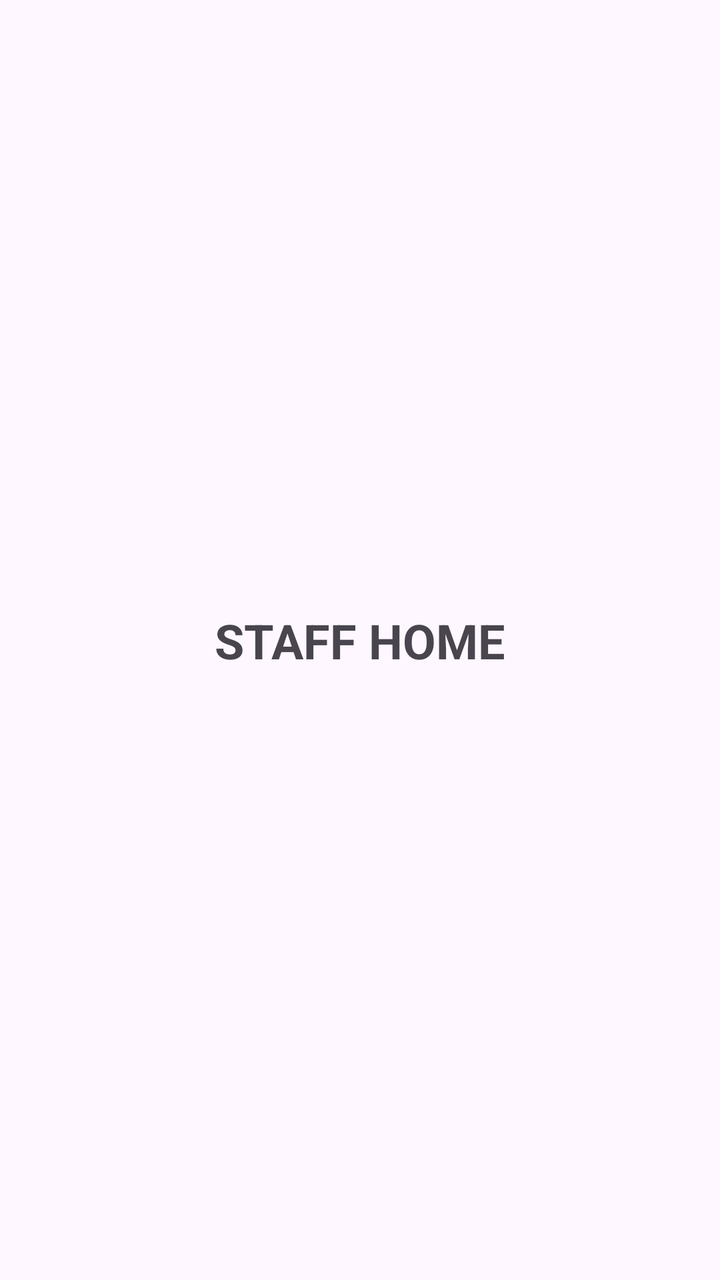
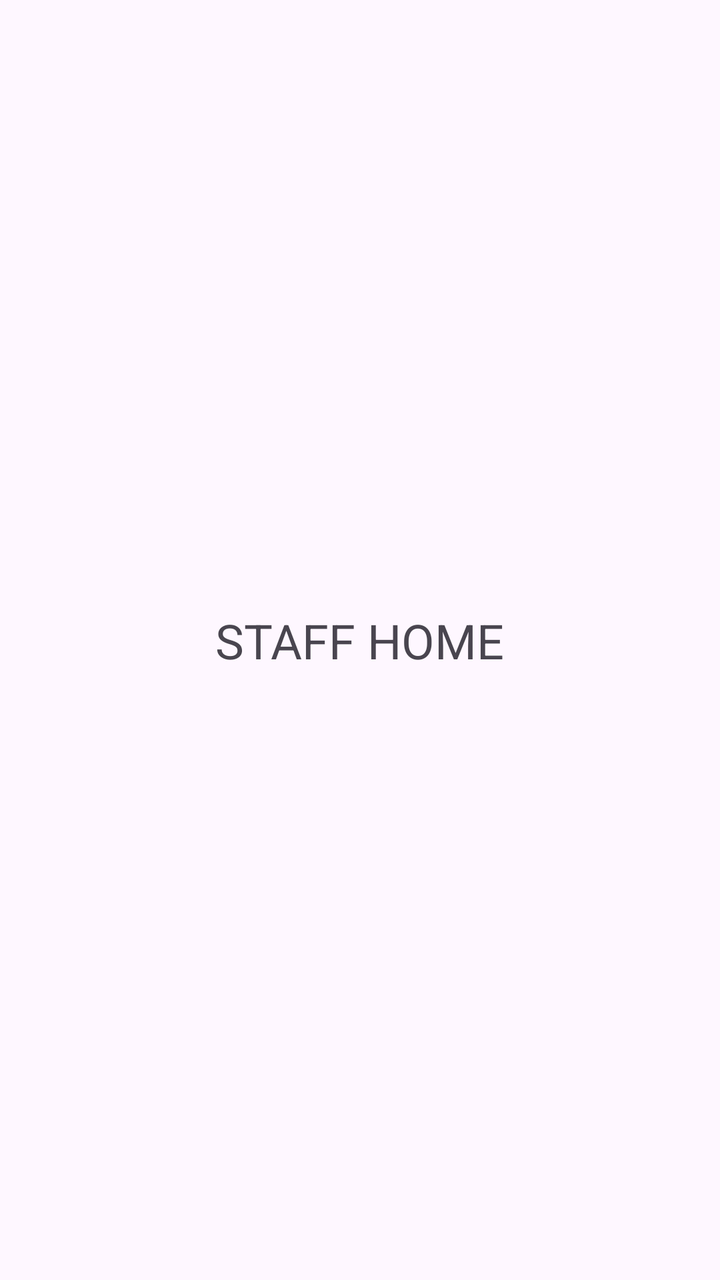

Compare the two renders of this Android layout. The source of the first and the diff that turns it into the second are given below.
<!-- AndroidManifest.xml: application theme Theme.COMP2000RestaurantApp -->
<!-- res/layout/activity_staff_home.xml -->
<?xml version="1.0" encoding="utf-8"?>
<androidx.constraintlayout.widget.ConstraintLayout
    xmlns:android="http://schemas.android.com/apk/res/android"
    xmlns:app="http://schemas.android.com/apk/res-auto"
    android:layout_width="match_parent"
    android:layout_height="match_parent">

    <TextView
        android:id="@+id/staffHomeText"
        android:layout_width="wrap_content"
        android:layout_height="wrap_content"
        android:text="STAFF HOME"
        android:textSize="24sp"
        android:textStyle="bold"
        app:layout_constraintTop_toTopOf="parent"
        app:layout_constraintBottom_toBottomOf="parent"
        app:layout_constraintStart_toStartOf="parent"
        app:layout_constraintEnd_toEndOf="parent"/>
</androidx.constraintlayout.widget.ConstraintLayout>
<!-- resources referenced by this layout -->
<resources>
  <style name="Theme.COMP2000RestaurantApp" parent="Base.Theme.COMP2000RestaurantApp" />
  <style name="Base.Theme.COMP2000RestaurantApp" parent="Theme.Material3.DayNight.NoActionBar">
          
          
      </style>
</resources>

<!-- the commit's change to res/layout/activity_staff_home.xml (unified diff, before → after) -->
@@ -6,14 +6,13 @@
     android:layout_height="match_parent">
 
     <TextView
-        android:id="@+id/staffHomeText"
         android:layout_width="wrap_content"
         android:layout_height="wrap_content"
         android:text="STAFF HOME"
         android:textSize="24sp"
-        android:textStyle="bold"
         app:layout_constraintTop_toTopOf="parent"
         app:layout_constraintBottom_toBottomOf="parent"
         app:layout_constraintStart_toStartOf="parent"
         app:layout_constraintEnd_toEndOf="parent"/>
+
 </androidx.constraintlayout.widget.ConstraintLayout>
